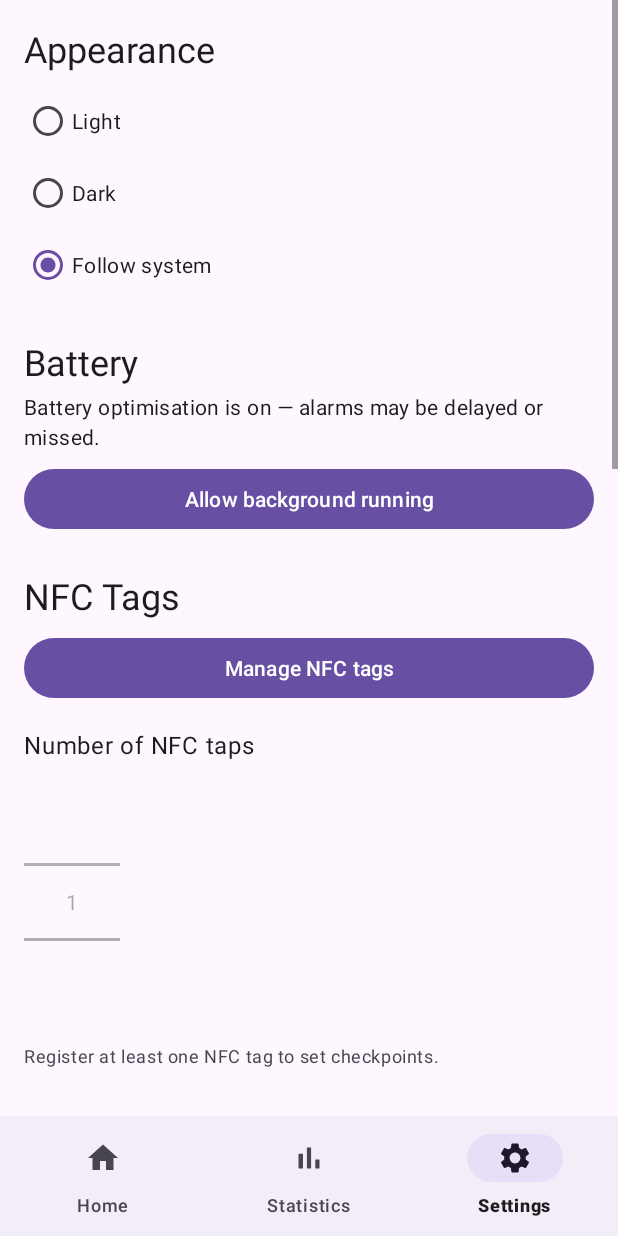
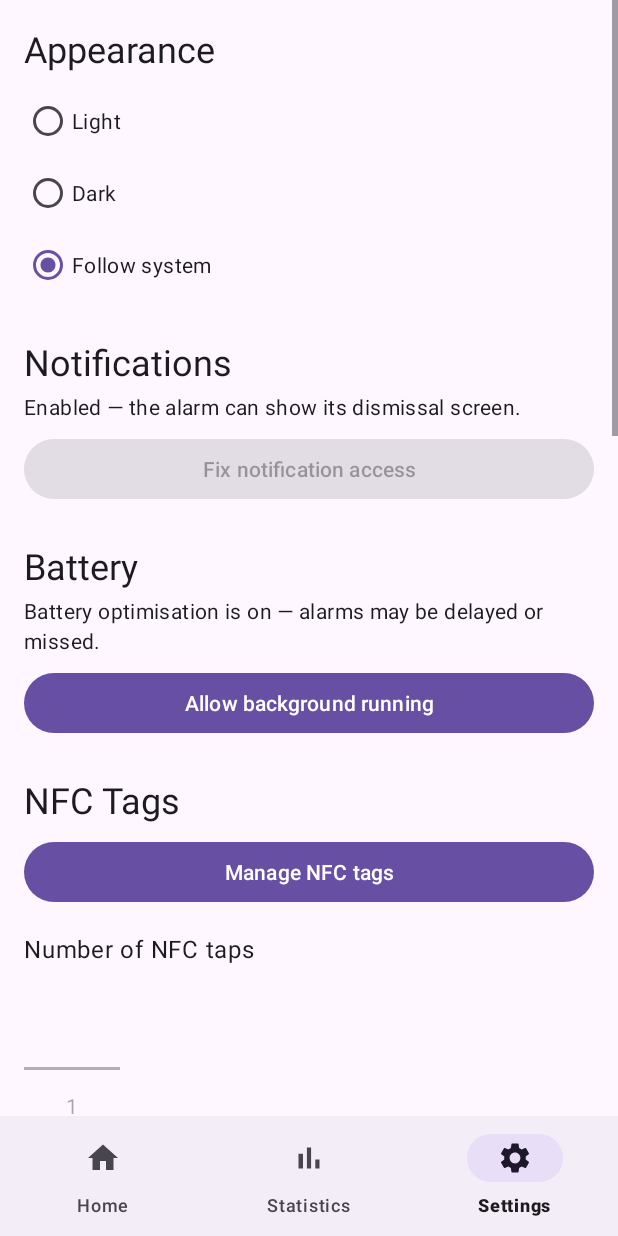
Before and after one commit to Kezman554/Personal-Morning-Alarm, an Android app: the SettingsFragment screen opened through its navigation route, on a phone screen of 412 x 824 dp. Run offline under Robolectric (Android 15) with nearby library versions, the phone set to English and light mode, and no system bars; our stand-ins replace Room's generated code, navigation-ui.

Commit message:
fix(alarm): request POST_NOTIFICATIONS so the alarm can be dismissed
The dismissal screen only ever appears via the full-screen intent on
AlarmService's notification. Notifications were declared in the manifest but
never requested, so on API 33+ — where POST_NOTIFICATIONS is denied by
default — the alarm sounded at full volume with no screen to stop it, and
no crash to point at. Nothing in the app could recover from this state.

A fresh install lands here, including one gradle performs itself when a
signature or versionCode conflicts. Confirmed on the A32: the app's uid
changed 10467 -> 10471, notification importance dropped to NONE, and a test
alarm sounded unstoppably.

MainActivity now requests the permission and re-checks on every onStart
rather than once, since the grant can vanish under the app (a reinstall
resets it; the user can revoke it). If it can't be requested — already
denied twice, or notifications switched off in system settings, where the
system dialog silently no-ops — the app explains the consequence and routes
to notification settings. Settings gains a status row mirroring the battery
one, so the state is always visible and fixable.

The check reads areNotificationsEnabled() rather than the permission grant
alone: the permission can read as granted while delivery is still blocked.

Co-Authored-By: Claude Opus 4.8 <noreply@anthropic.com>

```diff
--- a/app/src/main/java/com/personalmorningalarm/ui/MainActivity.kt
+++ b/app/src/main/java/com/personalmorningalarm/ui/MainActivity.kt
@@ -2,6 +2,7 @@ package com.personalmorningalarm.ui
 
 import android.os.Bundle
 import android.util.Log
+import androidx.activity.result.contract.ActivityResultContracts
 import androidx.appcompat.app.AppCompatActivity
 import androidx.lifecycle.lifecycleScope
 import androidx.navigation.fragment.NavHostFragment
@@ -11,12 +12,24 @@ import com.personalmorningalarm.data.AppDatabase
 import com.personalmorningalarm.databinding.ActivityMainBinding
 import com.personalmorningalarm.util.AlarmScheduler
 import com.personalmorningalarm.util.BatteryOptimisationHelper
+import com.personalmorningalarm.util.NotificationPermissionHelper
 import kotlinx.coroutines.Dispatchers
 import kotlinx.coroutines.launch
 
 class MainActivity : AppCompatActivity() {
 
     private lateinit var binding: ActivityMainBinding
+
+    /** Guards against stacking a second dialog when onStart runs again. */
+    private var notificationDialogShown = false
+
+    private val notificationPermissionLauncher =
+        registerForActivityResult(ActivityResultContracts.RequestPermission()) { granted ->
+            Log.d(TAG, "POST_NOTIFICATIONS granted=$granted")
+            // Denied means the alarm can sound with no way to dismiss it, so say so
+            // now rather than letting it surface at 6am.
+            if (!granted) showNotificationsBlockedDialog()
+        }
 
     override fun onCreate(savedInstanceState: Bundle?) {
         super.onCreate(savedInstanceState)
@@ -36,6 +49,36 @@ class MainActivity : AppCompatActivity() {
             BatteryOptimisationHelper.markPrompted(this)
             BatteryOptimisationHelper.showExplanationDialog(this)
         }
+    }
+
+    override fun onStart() {
+        super.onStart()
+        // Re-checked on every launch, not once: the grant can vanish under the app
+        // (a reinstall resets it, and the user can revoke it in system settings),
+        // and the failure is silent — the alarm sounds with no dismissal screen.
+        ensureNotificationsEnabled()
+    }
+
+    private fun ensureNotificationsEnabled() {
+        if (NotificationPermissionHelper.areNotificationsEnabled(this)) {
+            notificationDialogShown = false
+            return
+        }
+        if (NotificationPermissionHelper.shouldRequestPermission(this)) {
+            NotificationPermissionHelper.markRequested(this)
+            notificationPermissionLauncher.launch(NotificationPermissionHelper.PERMISSION)
+        } else {
+            // Already asked (or notifications were turned off in settings, where the
+            // system dialog would silently no-op) — send them to settings instead.
+            showNotificationsBlockedDialog()
+        }
+    }
+
+    private fun showNotificationsBlockedDialog() {
+        if (notificationDialogShown) return
+        notificationDialogShown = true
+        Log.w(TAG, "Notifications disabled — the alarm cannot show its dismissal screen")
+        NotificationPermissionHelper.showBlockedDialog(this)
     }
 
     /**
--- a/app/src/main/java/com/personalmorningalarm/ui/SettingsFragment.kt
+++ b/app/src/main/java/com/personalmorningalarm/ui/SettingsFragment.kt
@@ -24,6 +24,7 @@ import com.personalmorningalarm.data.model.ContentType
 import com.personalmorningalarm.databinding.DialogDurationSliderBinding
 import com.personalmorningalarm.databinding.FragmentSettingsBinding
 import com.personalmorningalarm.util.BatteryOptimisationHelper
+import com.personalmorningalarm.util.NotificationPermissionHelper
 import com.personalmorningalarm.util.PinManager
 import com.personalmorningalarm.util.SoundPreviewPlayer
 import com.personalmorningalarm.util.ThemeManager
@@ -82,6 +83,10 @@ class SettingsFragment : Fragment() {
 
         binding.btnBattery.setOnClickListener {
             BatteryOptimisationHelper.showExplanationDialog(requireContext())
+        }
+
+        binding.btnNotifications.setOnClickListener {
+            NotificationPermissionHelper.openNotificationSettings(requireContext())
         }
 
         binding.btnManageTags.setOnClickListener {
@@ -345,6 +350,17 @@ class SettingsFragment : Fragment() {
     override fun onResume() {
         super.onResume()
         renderBatteryStatus()
+        renderNotificationStatus()
+    }
+
+    /** Reflects whether notifications can actually be delivered (refreshed on return). */
+    private fun renderNotificationStatus() {
+        val enabled = NotificationPermissionHelper.areNotificationsEnabled(requireContext())
+        binding.tvNotificationsStatus.text = getString(
+            if (enabled) R.string.notifications_status_enabled
+            else R.string.notifications_status_blocked
+        )
+        binding.btnNotifications.isEnabled = !enabled
     }
 
     /** Reflects the current battery-optimisation state (refreshed on return). */
--- a/app/src/main/res/layout/fragment_settings.xml
+++ b/app/src/main/res/layout/fragment_settings.xml
@@ -43,6 +43,29 @@
                 android:layout_height="wrap_content"
                 android:text="@string/theme_system" />
         </RadioGroup>
+
+        <!-- Notifications — the alarm's dismissal screen rides on them -->
+        <TextView
+            android:layout_width="wrap_content"
+            android:layout_height="wrap_content"
+            android:layout_marginTop="24dp"
+            android:text="@string/notifications_section_title"
+            android:textAppearance="?attr/textAppearanceHeadlineSmall" />
+
+        <TextView
+            android:id="@+id/tv_notifications_status"
+            android:layout_width="match_parent"
+            android:layout_height="wrap_content"
+            android:layout_marginTop="4dp"
+            android:textAppearance="?attr/textAppearanceBodyMedium"
+            tools:text="Blocked — the alarm will sound with no way to turn it off." />
+
+        <Button
+            android:id="@+id/btn_notifications"
+            android:layout_width="match_parent"
+            android:layout_height="wrap_content"
+            android:layout_marginTop="8dp"
+            android:text="@string/notifications_button" />
 
         <!-- Battery optimisation -->
         <TextView
--- a/app/src/main/res/values/strings.xml
+++ b/app/src/main/res/values/strings.xml
@@ -128,6 +128,16 @@
     <string name="theme_dark">Dark</string>
     <string name="theme_system">Follow system</string>
 
+    <!-- Notifications (the alarm's dismissal screen depends on them) -->
+    <string name="notifications_section_title">Notifications</string>
+    <string name="notifications_status_blocked">Blocked — the alarm will sound with no way to turn it off.</string>
+    <string name="notifications_status_enabled">Enabled — the alarm can show its dismissal screen.</string>
+    <string name="notifications_button">Fix notification access</string>
+    <string name="notifications_dialog_title">Notifications are blocked</string>
+    <string name="notifications_dialog_message">MorningSync needs notifications to show the screen that turns the alarm off. Without them the alarm still sounds at full volume, but nothing appears to dismiss it.\n\nTurn notifications on to fix this.</string>
+    <string name="notifications_open_settings">Open settings</string>
+    <string name="notifications_not_now">Not now</string>
+
     <!-- Battery optimisation -->
     <string name="battery_section_title">Battery</string>
     <string name="battery_status_optimised">Battery optimisation is on — alarms may be delayed or missed.</string>
```
Also changed, not shown: app/src/main/java/com/personalmorningalarm/util/NotificationPermissionHelper.kt (added, +94 -0 lines).
